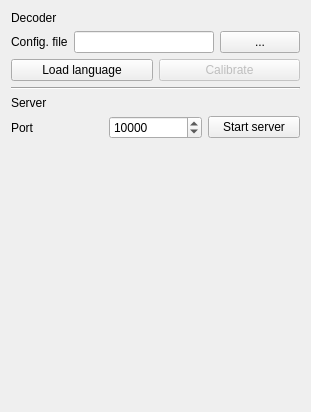
Above: SpeechMe/ui/config.ui from emiguelt/SpeechMe before the change. Below: the same form after it.
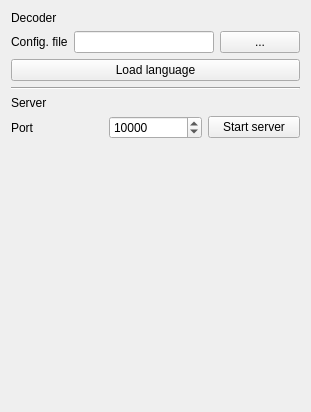
That is the form after the change.

```diff
--- a/SpeechMe/ui/config.ui
+++ b/SpeechMe/ui/config.ui
@@ -54,16 +54,6 @@
        </property>
       </widget>
      </item>
-     <item>
-      <widget class="QPushButton" name="calibButton">
-       <property name="enabled">
-        <bool>false</bool>
-       </property>
-       <property name="text">
-        <string>Calibrate</string>
-       </property>
-      </widget>
-     </item>
     </layout>
    </item>
    <item>
```
